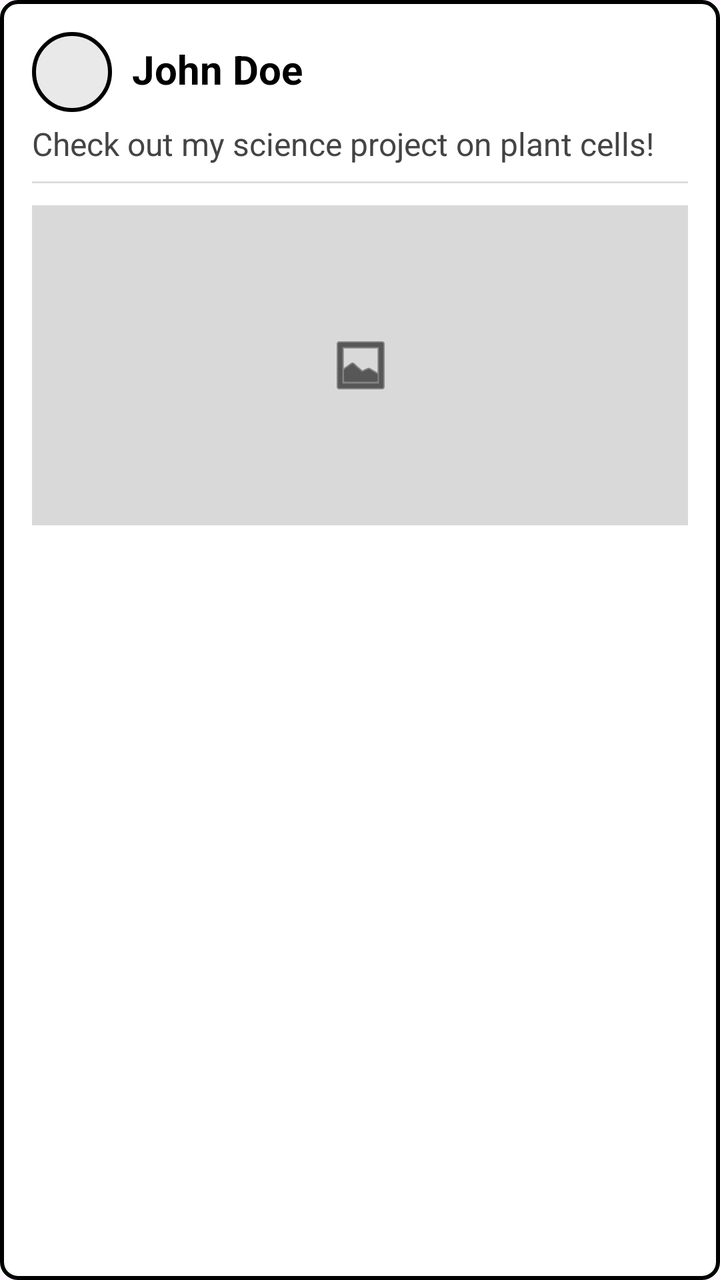
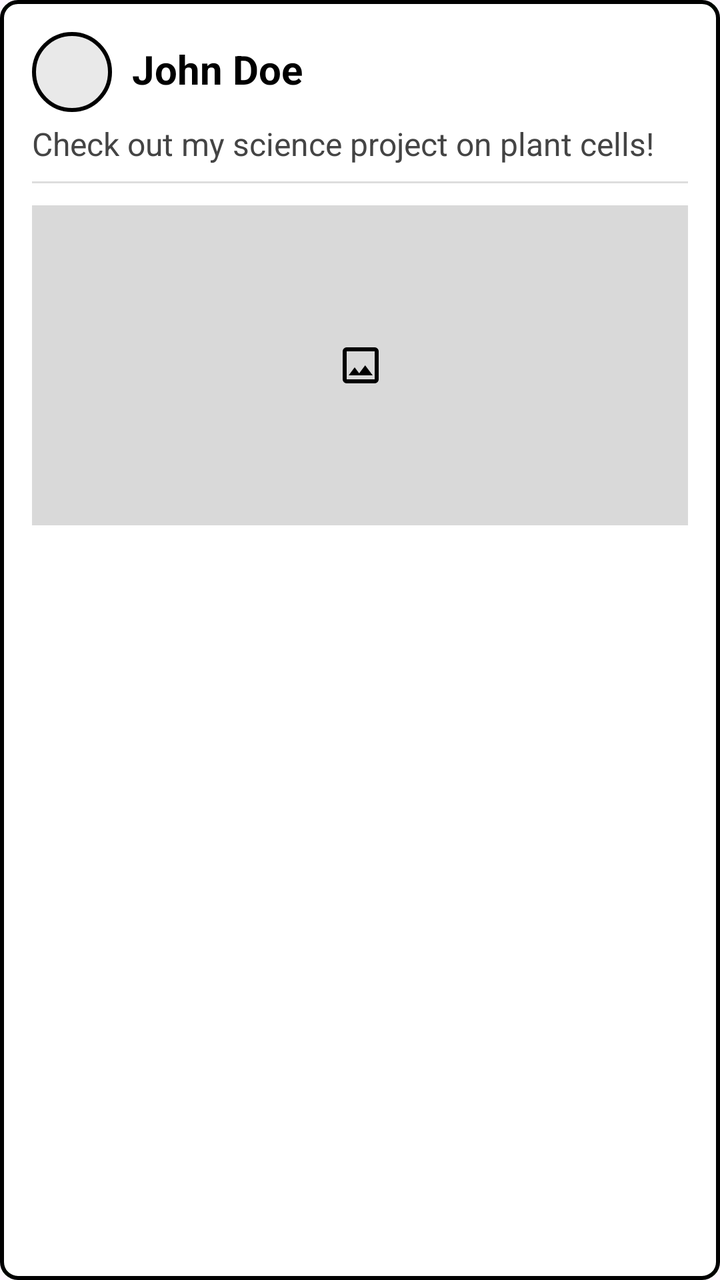

Compare the two renders of this Android layout. The source of the first and the diff that turns it into the second are given below.
<!-- AndroidManifest.xml: application theme Theme.EduView -->
<!-- res/layout/item_post.xml -->
<?xml version="1.0" encoding="utf-8"?>
<androidx.constraintlayout.widget.ConstraintLayout xmlns:android="http://schemas.android.com/apk/res/android"
    xmlns:app="http://schemas.android.com/apk/res-auto"
    android:id="@+id/Post"
    android:layout_width="match_parent"
    android:layout_height="wrap_content"
    android:padding="16dp"
    android:layout_marginTop="5dp"
    android:background="@drawable/feed_posts_border"
    app:layout_constraintEnd_toEndOf="parent"
    app:layout_constraintStart_toStartOf="parent"
    app:layout_constraintTop_toTopOf="parent">

    <View
        android:id="@+id/pfp"
        android:layout_height="40dp"
        android:layout_width="40dp"
        android:background="@drawable/feed_profile_picture"
        app:layout_constraintStart_toStartOf="parent"
        app:layout_constraintTop_toTopOf="parent"/>

    <TextView
        android:id="@+id/tvStudentName"
        android:layout_width="0dp"
        android:layout_height="wrap_content"
        android:layout_marginStart="10dp"
        android:layout_marginTop="5dp"
        android:text="John Doe"
        android:textColor="@color/black"
        android:textSize="20sp"
        android:textStyle="bold"
        app:layout_constraintStart_toEndOf="@+id/pfp"
        app:layout_constraintTop_toTopOf="parent" />

    <TextView
        android:id="@+id/tvPostContent"
        android:layout_height="wrap_content"
        android:layout_width="wrap_content"
        android:layout_marginTop="5dp"
        android:text="Check out my science project on plant cells!"
        android:textAlignment="viewStart"
        android:textColor="#444444"
        android:textSize="16sp"
        app:layout_constraintStart_toStartOf="parent"
        app:layout_constraintTop_toBottomOf="@id/pfp" />

    <View
        android:id="@+id/divider1"
        android:layout_width="0dp"
        android:layout_height="1dp"
        android:layout_marginTop="8dp"
        android:background="#DDDDDD"
        app:layout_constraintEnd_toEndOf="parent"
        app:layout_constraintStart_toStartOf="parent"
        app:layout_constraintTop_toBottomOf="@id/tvPostContent" />

    <ImageView
        android:id="@+id/ivPostImage"
        android:contentDescription="Image"
        android:layout_width="366dp"
        android:layout_height="160dp"
        android:layout_marginTop="20dp"
        android:adjustViewBounds="true"
        android:maxHeight="300dp"
        android:scaleType="centerInside"
        android:src="@android:drawable/ic_menu_gallery"
        android:visibility="visible"
        android:background="@drawable/feed_image_bg"
        app:layout_constraintBottom_toBottomOf="@+id/layoutModeration"
        app:layout_constraintEnd_toEndOf="parent"
        app:layout_constraintStart_toStartOf="parent"
        app:layout_constraintTop_toBottomOf="@id/tvPostContent"
        app:layout_constraintVertical_bias="0.0"
        app:tint="@color/black" />

    <LinearLayout
        android:id="@+id/layoutLike"
        android:layout_width="wrap_content"
        android:layout_height="wrap_content"
        android:layout_marginTop="12dp"
        android:gravity="center_vertical"
        android:orientation="horizontal"
        app:layout_constraintBaseline_toBottomOf="@id/ivPostImage"
        app:layout_constraintEnd_toEndOf="parent">

    </LinearLayout>

    <LinearLayout
        android:id="@+id/layoutModeration"
        android:layout_width="wrap_content"
        android:layout_height="wrap_content"
        android:layout_marginTop="16dp"
        android:orientation="horizontal"
        app:layout_constraintBottom_toBottomOf="parent"
        app:layout_constraintEnd_toEndOf="parent"
        app:layout_constraintStart_toStartOf="parent" />

</androidx.constraintlayout.widget.ConstraintLayout>
<!-- resources referenced by this layout -->
<resources>
  <color name="black">#FF000000</color>
  <!-- drawable feed_image_bg (drawable) -->
  <?xml version="1.0" encoding="utf-8"?>
  <shape xmlns:android="http://schemas.android.com/apk/res/android"
      android:shape="rectangle">
      <solid android:color="#D9D9D9"/>
  </shape>
  <!-- drawable feed_posts_border (drawable) -->
  <?xml version="1.0" encoding="utf-8"?>
  <shape xmlns:android="http://schemas.android.com/apk/res/android"
      android:shape="rectangle">
      <stroke
          android:width="2dp"
          android:color="@color/black"/>
      <solid android:color="@android:color/white"/>
      <corners android:radius="8dp"/>
      <padding
          android:bottom="5dp"
          android:left="5dp"
          android:right="5dp"
          android:top="5dp" />
  </shape>
  <!-- drawable feed_profile_picture (drawable) -->
  <?xml version="1.0" encoding="utf-8"?>
  <shape xmlns:android="http://schemas.android.com/apk/res/android"
      android:shape="oval">
      <stroke
          android:color="@color/black"
          android:width="2dp" />
      <solid android:color="#E9E9E9"/>
      <size
          android:width="30dp"
          android:height="30dp"/>
  
  </shape>
  <style name="Theme.EduView" parent="Base.Theme.EduView" />
  <style name="Base.Theme.EduView" parent="Theme.Material3.DayNight.NoActionBar">
          
          
      </style>
</resources>

<!-- the commit's change to res/layout/item_post.xml (unified diff, before → after) -->
@@ -63,7 +63,7 @@
         android:adjustViewBounds="true"
         android:maxHeight="300dp"
         android:scaleType="centerInside"
-        android:src="@android:drawable/ic_menu_gallery"
+        android:src="@drawable/feed_image_placeholder"
         android:visibility="visible"
         android:background="@drawable/feed_image_bg"
         app:layout_constraintBottom_toBottomOf="@+id/layoutModeration"
@@ -71,7 +71,7 @@
         app:layout_constraintStart_toStartOf="parent"
         app:layout_constraintTop_toBottomOf="@id/tvPostContent"
         app:layout_constraintVertical_bias="0.0"
-        app:tint="@color/black" />
+         />
 
     <LinearLayout
         android:id="@+id/layoutLike"
<!-- resource entries referenced after the edit -->
@@ -7,6 +7,12 @@
       android:shape="rectangle">
       <solid android:color="#D9D9D9"/>
   </shape>
+  <!-- drawable feed_image_placeholder (drawable) -->
+  <vector xmlns:android="http://schemas.android.com/apk/res/android" android:height="24dp" android:tint="#000000" android:viewportHeight="960" android:viewportWidth="960" android:width="24dp">
+        
+      <path android:fillColor="@android:color/white" android:pathData="M200,840Q167,840 143.5,816.5Q120,793 120,760L120,200Q120,167 143.5,143.5Q167,120 200,120L760,120Q793,120 816.5,143.5Q840,167 840,200L840,760Q840,793 816.5,816.5Q793,840 760,840L200,840ZM200,760L760,760Q760,760 760,760Q760,760 760,760L760,200Q760,200 760,200Q760,200 760,200L200,200Q200,200 200,200Q200,200 200,200L200,760Q200,760 200,760Q200,760 200,760ZM240,680L720,680L570,480L450,640L360,520L240,680ZM200,760Q200,760 200,760Q200,760 200,760L200,200Q200,200 200,200Q200,200 200,200L200,200Q200,200 200,200Q200,200 200,200L200,760Q200,760 200,760Q200,760 200,760Z"/>
+      
+  </vector>
   <!-- drawable feed_posts_border (drawable) -->
   <?xml version="1.0" encoding="utf-8"?>
   <shape xmlns:android="http://schemas.android.com/apk/res/android"
